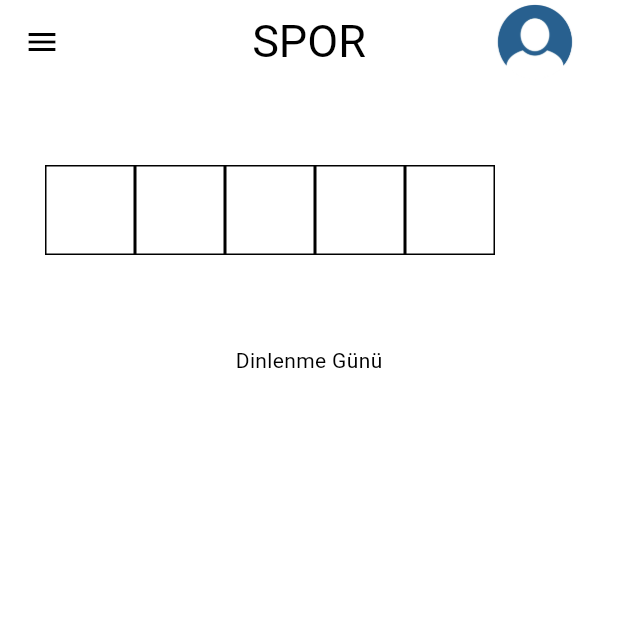
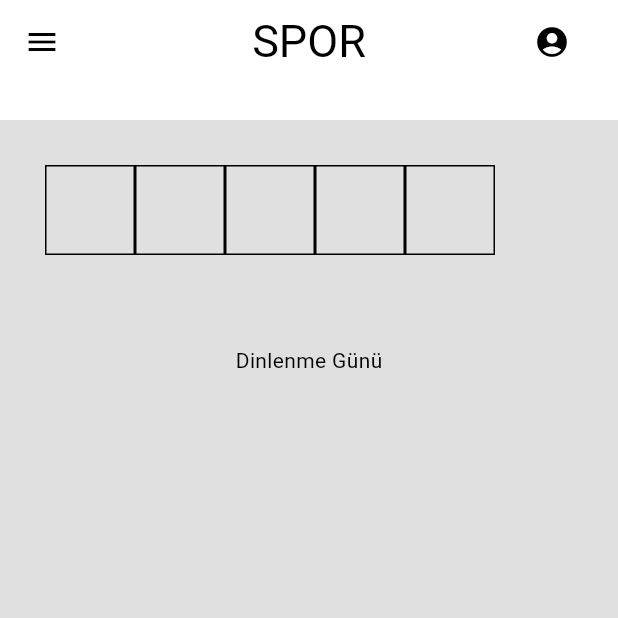
Before and after one commit to Ahmetselim07/sport_app, a Flutter app: the ExercisePage screen opened directly, on a phone screen of 412 x 824 dp, the top half of it. Run offline on Flutter 3.47's test engine with Material 3 defaults, Android fonts, the phone set to English and light mode, and no system bars; our stand-ins replace cloud_firestore, firebase_auth, firebase_core, image_picker, shared_preferences; accounts and stored records are empty; network calls fail.

```diff
--- a/lib/components/my_scaffold.dart
+++ b/lib/components/my_scaffold.dart
@@ -1,23 +1,35 @@
+import 'dart:io';
 import 'package:flutter/material.dart';
+import 'package:flutter/services.dart';
+import 'package:image_picker/image_picker.dart'; // Ekledim: Galeriye erişim için
 import 'package:sport_app/components/my_drawer.dart';
 import 'package:sport_app/services/auth/auth_service.dart';
+import 'package:path_provider/path_provider.dart';
+import 'package:path/path.dart';
+class MyScaffold extends StatefulWidget {
+  final Widget body;
+  final Widget? bottomNavigationBar;
 
-class MyScaffold extends StatelessWidget {
-  AuthService _authService = AuthService();
-  final Widget body;
-  final Color? color;
-  final Widget? bottomNavigationBar;
 
   MyScaffold({
     Key? key,
     required this.body,
-    this.color,
     this.bottomNavigationBar,
   }) : super(key: key);
 
   @override
+  State<MyScaffold> createState() => _MyScaffoldState();
+}
+
+class _MyScaffoldState extends State<MyScaffold> {
+  AuthService _authService = AuthService();
+
+  File? image;
+
+  @override
   Widget build(BuildContext context) {
     return Scaffold(
+      backgroundColor: Theme.of(context).colorScheme.background,
       drawer: MyDrawer(),
       appBar: PreferredSize(
         preferredSize: Size.fromHeight(80),
@@ -25,17 +37,45 @@ class MyScaffold extends StatelessWidget {
           centerTitle: true,
           title: Text('SPOR', style: TextStyle(fontSize: 30)),
           actions: [
-            Image.asset(
-              'assets/images/defaultProfile.png',
-              height: 60,
-            ),
+          IconButton(
+            onPressed: () {
+              pickImage(ImageSource.gallery);
+              setState(() {
+
+              });
+
+            },
+            icon: image != null
+                ? CircleAvatar(
+                    backgroundImage: FileImage(image!),
+                  )
+                : Icon(Icons.account_circle), // Default ikon
+          ),
             SizedBox(width: 20),
           ],
-
         ),
       ),
-
-      body: body,
+      body: widget.body,
     );
   }
+
+ Future<void> pickImage(ImageSource source) async {
+    try {
+      final image = await ImagePicker().pickImage(source: source);
+      if (image == null) return;
+      final imagePermanent = await saveImagePermanently(image.path);
+      setState(() {
+        this.image = imagePermanent;
+      });
+    } catch (e) {
+      print(e);
+    }
+  }
+
+  Future<File> saveImagePermanently(String imagePath) async {
+    final directory = await getApplicationSupportDirectory();
+    final name = basename(imagePath);
+    final image = File('${directory.path}/$name');
+    return File(imagePath).copy(image.path);
+  }
 }
--- a/lib/pages/exercise_page.dart
+++ b/lib/pages/exercise_page.dart
@@ -3,8 +3,12 @@ import 'package:sport_app/components/my_button.dart';
 import 'package:sport_app/components/my_button.dart';
 import 'package:sport_app/components/my_container.dart';
 import 'package:sport_app/components/my_scaffold.dart';
+import 'package:sport_app/pages/bacak_page.dart';
+import 'package:sport_app/pages/biceps_page.dart';
 import 'package:sport_app/pages/gogus_page.dart';
+import 'package:sport_app/pages/omuz_page.dart';
 import 'package:sport_app/pages/profile_page.dart';
+import 'package:sport_app/pages/s%C4%B1rt_page.dart';
 import 'package:sport_app/pages/triceps_page.dart';
 
 class ExercisePage extends StatefulWidget {
@@ -105,9 +109,85 @@ class _ExercisePageState extends State<ExercisePage> {
             ),
           ],
         );
-      } else {
-        return Text('Dinlenme Gününüz');
       }
+     else if (exercises[index] == 'Sırt ve Ön Kol') {
+        return Column(
+          children: [
+            MyButton(
+              text: 'Sırt',
+              onTap: () => Navigator.push(
+                context,
+                MaterialPageRoute(
+                  builder: (context) => SirtPage(),
+                ),
+              ),
+              showCheckbox: true,
+            ),
+            SizedBox(height: 30,),
+             MyButton(
+      text: 'Arka Kol',
+      onTap: () => Navigator.push(
+        context,
+        MaterialPageRoute(
+          builder: (context) => BicepsPage(),
+        ),
+      ),
+      showCheckbox: true,
+    ),
+            SizedBox(height: 30,),
+           MyButton(
+              text: 'Profil Sayfası',
+              onTap: () => Navigator.push(
+                context,
+                MaterialPageRoute(
+                  builder: (context) => ProfilePage(),
+                ),
+              ),
+            ),
+          ],
+        );
+      }
+    else if (exercises[index] == 'Omuz ve Bacak') {
+        return Column(
+          children: [
+            MyButton(
+              text: 'Omuz',
+              onTap: () => Navigator.push(
+                context,
+                MaterialPageRoute(
+                  builder: (context) => OmuzPage(),
+                ),
+              ),
+              showCheckbox: true,
+            ),
+            SizedBox(height: 30,),
+             MyButton(
+      text: 'Bacak',
+      onTap: () => Navigator.push(
+        context,
+        MaterialPageRoute(
+          builder: (context) => BacakPage(),
+        ),
+      ),
+      showCheckbox: true,
+    ),
+            SizedBox(height: 30,),
+           MyButton(
+              text: 'Profil Sayfası',
+              onTap: () => Navigator.push(
+                context,
+                MaterialPageRoute(
+                  builder: (context) => ProfilePage(),
+                ),
+              ),
+            ),
+          ],
+        );
+      }
+      else{
+        return Text('');
+      }
+
     }
   }
 }
--- a/lib/pages/gogus_page.dart
+++ b/lib/pages/gogus_page.dart
@@ -1,10 +1,10 @@
 import 'package:flutter/material.dart';
 import 'package:flutter/widgets.dart';
-import 'package:shared_preferences/shared_preferences.dart';
 import 'package:sport_app/components/my_checkbox.dart';
 import 'package:sport_app/components/my_container.dart';
 import 'package:sport_app/components/my_helper.dart';
 import 'package:sport_app/components/my_scaffold.dart';
+
 
 class GogusPage extends StatefulWidget {
   GogusPage({Key? key}) : super(key: key);
@@ -119,6 +119,7 @@ class _GogusPageState extends State<GogusPage> {
             SizedBox(
               height: 10,
             ),
+
             SizedBox(
               height: 30,
             ),
--- a/lib/pages/home_page.dart
+++ b/lib/pages/home_page.dart
@@ -20,6 +20,8 @@ class HomePage extends StatelessWidget {
         padding: const EdgeInsets.all(25.0),
         child: Column(
           children: [
+
+
             Row(
               children: [
                 MyContainer(),
--- a/lib/services/auth/auth_service.dart
+++ b/lib/services/auth/auth_service.dart
@@ -32,4 +32,9 @@ class AuthService {
   Future<void> signOut() async {
     return await _auth.signOut();
   }
+  void updateProfilePhoto(String imagePath) {
+    // Burada kullanıcının profil fotoğrafını güncelleme işlemini gerçekleştirin
+    // Örneğin, Firebase Storage kullanarak profil fotoğrafını güncelleyebilirsiniz
+  }
+
 }
--- a/pubspec.yaml
+++ b/pubspec.yaml
@@ -40,6 +40,9 @@ dependencies:
   firebase_auth: ^4.16.0
   cloud_firestore: ^4.14.0
   shared_preferences: ^2.2.3
+  image_picker: ^1.0.8
+  path_provider: ^2.1.3
+  permission_handler: ^11.0.1
 
 dev_dependencies:
   flutter_test:
```
Also changed, not shown: lib/pages/profile_page.dart (+8 -4 lines), lib/services/auth/profile_service.dart (renamed from lib/services/profile/profile_service.dart), pubspec.lock, 4 other files.
